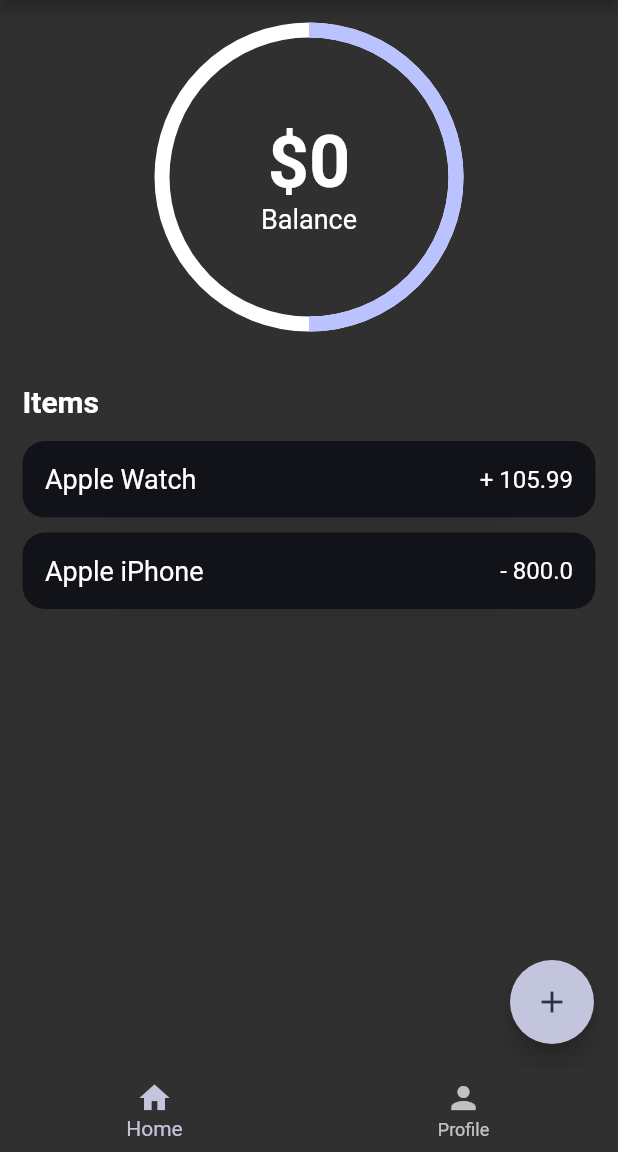
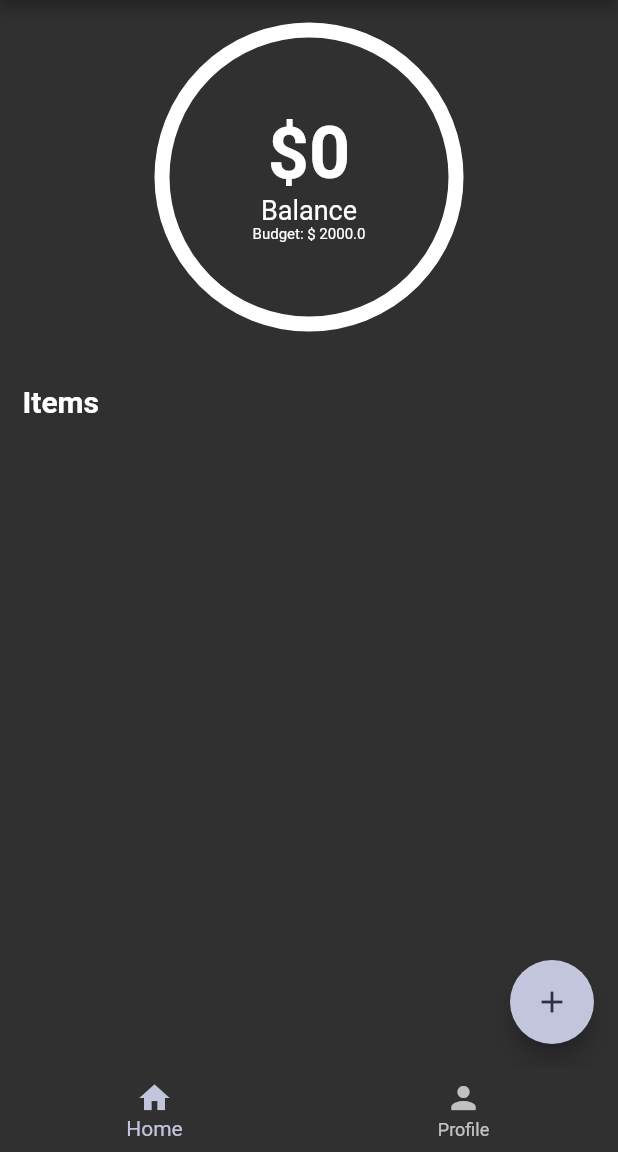
Before and after one commit to sebastienBellon/budget_tracker_flutter, a Flutter app: the screen it shows after launch, on a phone screen of 412 x 824 dp, the part 84-1236 px from its top. Run offline on Flutter 3.47's test engine with Material 2 defaults, Android fonts, the phone set to English and light mode, and no system bars; drawn by our look-alikes of percent_indicator.

Commit message:
♻️ refactore code to store local value in a provider

```diff
--- a/lib/main.dart
+++ b/lib/main.dart
@@ -1,8 +1,9 @@
-import 'package:budget_tracker/services/them_service.dart';
+import 'package:budget_tracker/services/theme_service.dart';
 import 'package:flutter/material.dart';
 import 'package:provider/provider.dart';
 
 import 'screens/home.dart';
+import 'services/budget_service.dart';
 
 void main() {
   runApp(const MyApp());
@@ -13,8 +14,11 @@ class MyApp extends StatelessWidget {
 
   @override
   Widget build(BuildContext context) {
-    return ChangeNotifierProvider<ThemeService>(
-      create: (_) => ThemeService(),
+    return MultiProvider(
+      providers: [
+        ChangeNotifierProvider<ThemeService>(create: (_) => ThemeService()),
+        ChangeNotifierProvider<BudgetService>(create: (_) => BudgetService()),
+      ],
       child: Builder(builder: (BuildContext context) {
         final themeService = Provider.of<ThemeService>(context);
         return MaterialApp(
--- a/lib/pages/home_page.dart
+++ b/lib/pages/home_page.dart
@@ -1,32 +1,13 @@
 import 'package:budget_tracker/widgets/transaction_dialog.dart';
 import 'package:flutter/material.dart';
 import 'package:percent_indicator/circular_percent_indicator.dart';
+import 'package:provider/provider.dart';
 
-import '../models/transaction_item.dart';
+import '../services/budget_service.dart';
 import '../widgets/transaction_card.dart';
 
-class HomePage extends StatefulWidget {
+class HomePage extends StatelessWidget {
   const HomePage({Key? key}) : super(key: key);
-
-  @override
-  State<HomePage> createState() => _HomePageState();
-}
-
-class _HomePageState extends State<HomePage> {
-  List<TransactionItem> items = [
-    TransactionItem(
-      itemTitle: 'Apple Watch',
-      amount: 105.99,
-      isExpense: true,
-    ),
-    TransactionItem(
-      itemTitle: 'Apple iPhone',
-      amount: 800,
-      isExpense: false,
-    ),
-  ];
-
-  void addTransactionToItems(TransactionItem item) {}
 
   @override
   Widget build(BuildContext context) {
@@ -39,9 +20,9 @@ class _HomePageState extends State<HomePage> {
               builder: (context) {
                 return AddTransactionDialog(
                   itemToAdd: (transactionItem) {
-                    setState(() {
-                      items.add(transactionItem);
-                    });
+                    final budgetService =
+                        Provider.of<BudgetService>(context, listen: false);
+                    budgetService.addItem(transactionItem);
                   },
                 );
               });
@@ -58,26 +39,34 @@ class _HomePageState extends State<HomePage> {
               children: [
                 Align(
                   alignment: Alignment.topCenter,
-                  child: CircularPercentIndicator(
+                  child: Consumer<BudgetService>(
+                    builder: ((context, value, child) {
+                      return CircularPercentIndicator(
                         radius: screenSize.width / 4,
                         lineWidth: 10.0,
-                    percent: 0.5,
+                        percent: value.balance / value.budget,
                         backgroundColor: Colors.white,
                         center: Column(
                           mainAxisSize: MainAxisSize.min,
-                      children: const [
+                          children: [
                             Text(
-                          '\$0',
-                          style: TextStyle(
+                              "\$${value.balance.toString().split(".")[0]}",
+                              style: const TextStyle(
                                   fontSize: 48, fontWeight: FontWeight.bold),
                             ),
-                        Text(
+                            const Text(
                               'Balance',
                               style: TextStyle(fontSize: 18),
+                            ),
+                            Text(
+                              'Budget: \$ ${value.budget}',
+                              style: const TextStyle(fontSize: 10),
                             ),
                           ],
                         ),
                         progressColor: Theme.of(context).colorScheme.primary,
+                      );
+                    }),
                   ),
                 ),
                 const SizedBox(height: 35),
@@ -86,13 +75,18 @@ class _HomePageState extends State<HomePage> {
                   style: TextStyle(fontSize: 20, fontWeight: FontWeight.bold),
                 ),
                 const SizedBox(height: 10),
-                // here we are using the spread operator to avoid returning a List<widget>
-                // but a widget instead
-                ...List.generate(
-                  items.length,
-                  (index) => TransactionCard(
-                    item: items[index],
-                  ),
+                Consumer<BudgetService>(
+                  builder: ((context, value, child) {
+                    return ListView.builder(
+                        shrinkWrap: true,
+                        itemCount: value.items.length,
+                        physics: const ClampingScrollPhysics(),
+                        itemBuilder: (context, index) {
+                          return TransactionCard(
+                            item: value.items[index],
+                          );
+                        });
+                  }),
                 )
               ],
             ),
--- a/lib/screens/home.dart
+++ b/lib/screens/home.dart
@@ -3,7 +3,8 @@ import 'package:budget_tracker/pages/profile_page.dart';
 import 'package:flutter/material.dart';
 import 'package:provider/provider.dart';
 
-import '../services/them_service.dart';
+import '../services/budget_service.dart';
+import '../services/theme_service.dart';
 import '../widgets/add_budget_dialog.dart';
 
 class Home extends StatefulWidget {
@@ -45,7 +46,11 @@ class _HomeState extends State<Home> {
                   context: context,
                   builder: (context) {
                     return AddBudgetDialog(
-                      setBudget: (budget) {},
+                      setBudget: (budget) {
+                        final budgetService =
+                            Provider.of<BudgetService>(context, listen: false);
+                        budgetService.budget = budget;
+                      },
                     );
                   });
             },
--- /dev/null
+++ b/lib/services/budget_service.dart
@@ -0,0 +1,36 @@
+import 'package:flutter/material.dart';
+
+import '../models/transaction_item.dart';
+
+class BudgetService with ChangeNotifier {
+  double _budget = 2000.0;
+
+  double get budget => _budget;
+
+  double _balance = 0.0;
+
+  double get balance => _balance;
+
+  final List<TransactionItem> _items = [];
+
+  List<TransactionItem> get items => _items;
+
+  set budget(double value) {
+    _budget = value;
+    notifyListeners();
+  }
+
+  void addItem(TransactionItem item) {
+    _items.add(item);
+    _updateBalance(item);
+    notifyListeners();
+  }
+
+  void _updateBalance(TransactionItem item) {
+    if (item.isExpense) {
+      _balance += item.amount;
+    } else {
+      _balance -= item.amount;
+    }
+  }
+}
```
Also changed, not shown: lib/services/theme_service.dart (renamed from lib/services/them_service.dart). Lines whose indentation alone changed are shown as unchanged.
